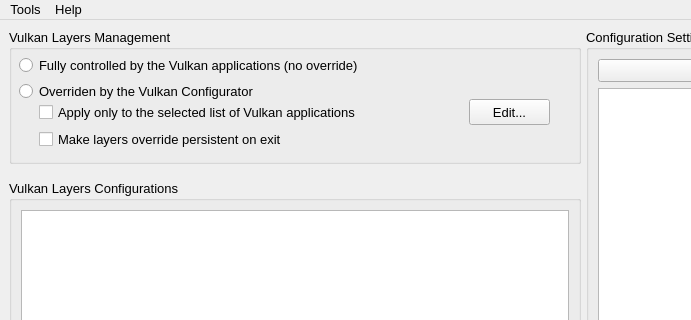
The window that vkconfig/mainwindow.ui (LunarG/VulkanTools) describes before a commit, drawn with Qt 5; both pictures show x 0 to 691 and y 0 to 320 of the 1122 by 842 pixel window.
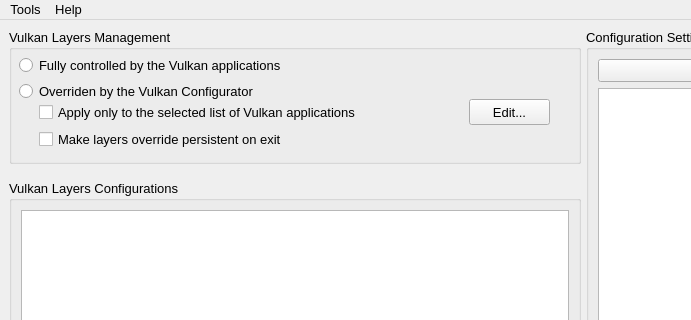
The same window after the commit. Icons and pictures are not drawn.

Commit message: vkconfig - no override is not needed anymore thanks to the ui being disabled

```diff
--- a/vkconfig/mainwindow.ui
+++ b/vkconfig/mainwindow.ui
@@ -116,7 +116,7 @@
              </font>
             </property>
             <property name="text">
-             <string>Fully controlled by the Vulkan applications (no override)</string>
+             <string>Fully controlled by the Vulkan applications</string>
             </property>
            </widget>
            <widget class="QRadioButton" name="radioOverride">
```
